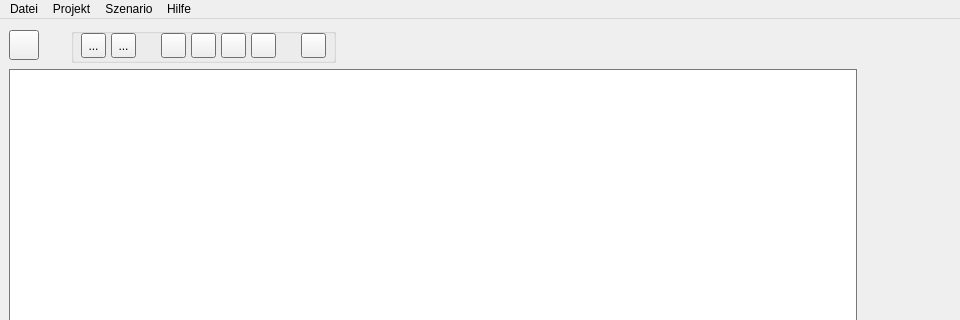
ChrFr/gui_vm, file src/gui_vm/view/qt_designed/main_window.ui: the form before one commit; both pictures show x 0 to 960 and y 0 to 320 of the 960 by 766 pixel window.
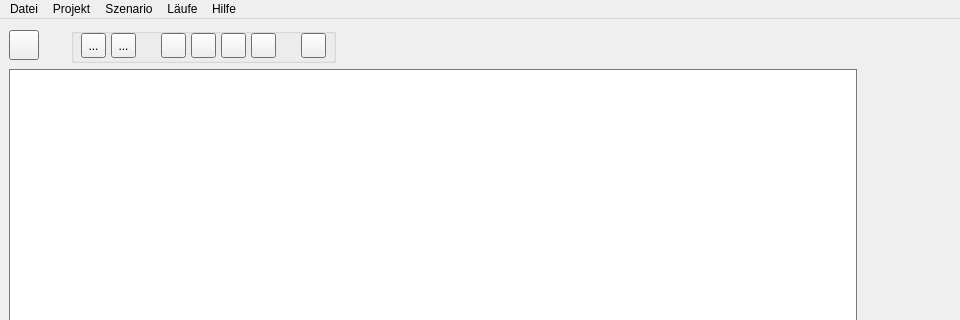
The form after the commit. Icons and pictures are not drawn.

Commit message: runs added to main menu

Patch:
```diff
--- a/src/gui_vm/view/qt_designed/main_window.ui
+++ b/src/gui_vm/view/qt_designed/main_window.ui
@@ -466,9 +466,18 @@
     <addaction name="actionSzenario_duplizieren"/>
     <addaction name="actionSzenario_l_schen"/>
    </widget>
+   <widget class="QMenu" name="menuL_ufe">
+    <property name="title">
+     <string>Läufe</string>
+    </property>
+    <addaction name="actionGesamtlauf_starten"/>
+    <addaction name="actionSpezifischen_Lauf_anlegen"/>
+    <addaction name="actionSpezifischen_Lauf_starten"/>
+   </widget>
    <addaction name="menuDatei"/>
    <addaction name="menuProjekt"/>
    <addaction name="menuSzenario"/>
+   <addaction name="menuL_ufe"/>
    <addaction name="menuHilfe"/>
   </widget>
   <widget class="QStatusBar" name="statusbar"/>
```
Left out of the diff: 15 changed lines with no effect on the pictures. The commit also changes 4 other files.
